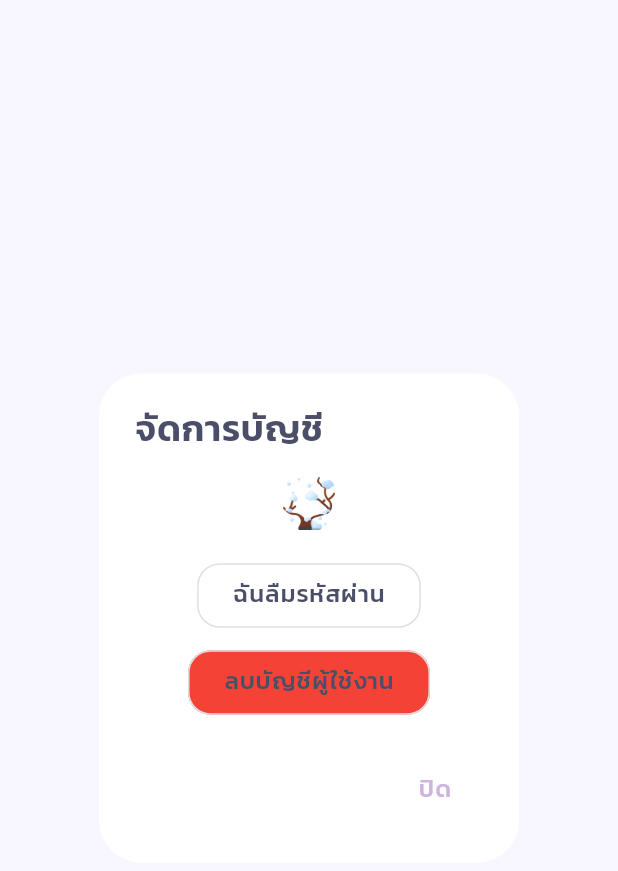
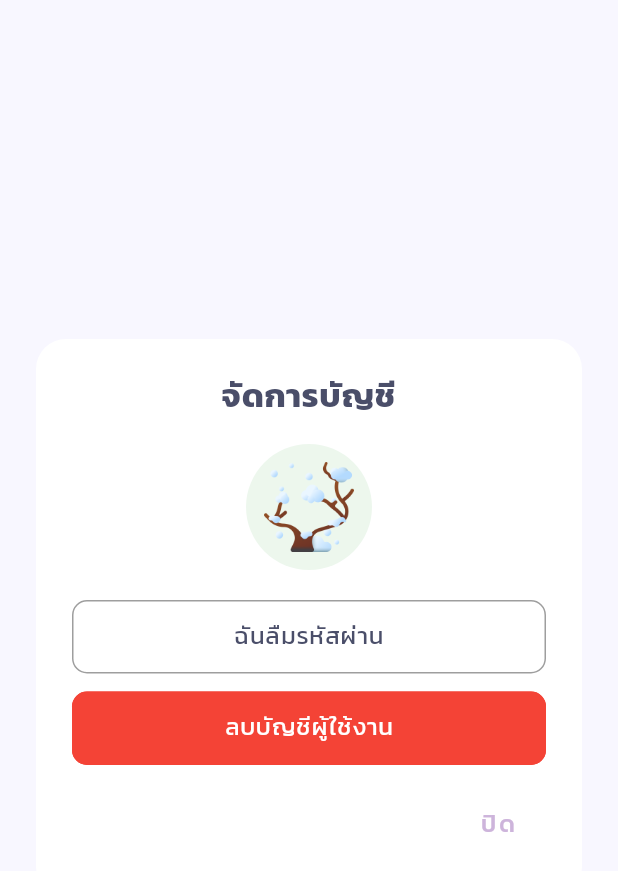
Before and after one commit to pumpkinn7/vocabtree, a Flutter app: the ManageAccountDialog widget shown alone on an empty page, opened directly with empty values, on a phone screen of 412 x 824 dp. Shown: the top 871 px of the screen. Run offline on Flutter 3.47's test engine with Material 3 defaults, Android fonts, the phone set to English and light mode, and no system bars; our stand-ins replace card_swiper, cloud_firestore, firebase_auth, firebase_core, firebase_storage, fl_chart and 5 more; missing offline and left inert: day_night_switcher, flutter_bootstrap, translator; accounts and stored records are empty.

Commit message:
ProfileScreen all done

```diff
--- a/lib/features/profile/widgets/dialogs/manage_account_dialog.dart
+++ b/lib/features/profile/widgets/dialogs/manage_account_dialog.dart
@@ -2,54 +2,121 @@ import 'package:flutter/material.dart';
 import 'package:vocabtree/core/theme/text_styles.dart';
 
 class ManageAccountDialog extends StatelessWidget {
-  final VoidCallback onResetPassword;
-  final VoidCallback onDeleteAccount;
+  final VoidCallback onResetPasswordPressed;
+  final VoidCallback onDeleteAccountPressed;
 
   const ManageAccountDialog({
     super.key,
-    required this.onResetPassword,
-    required this.onDeleteAccount,
+    required this.onResetPasswordPressed,
+    required this.onDeleteAccountPressed,
   });
 
   @override
   Widget build(BuildContext context) {
-    return AlertDialog(
-      title: Text('จัดการบัญชี', style: AppTextStyles.headline),
-      content: Column(
+    return Dialog(
+      shape: RoundedRectangleBorder(
+        borderRadius: BorderRadius.circular(20),
+      ),
+      insetPadding:
+          const EdgeInsets.symmetric(horizontal: 24.0, vertical: 24.0),
+      child: IntrinsicHeight(
+        child: ConstrainedBox(
+          constraints: const BoxConstraints(maxWidth: 400),
+          child: Padding(
+            padding: const EdgeInsets.all(24.0),
+            child: Column(
               mainAxisSize: MainAxisSize.min,
               children: [
-          Image.asset(
+                // ส่วนหัว dialog
+                const Text(
+                  'จัดการบัญชี',
+                  style: TextStyle(
+                    fontSize: 22,
+                    fontWeight: FontWeight.bold,
+                  ),
+                  textAlign: TextAlign.center,
+                ),
+
+                // รูปภาพ
+                Padding(
+                  padding: const EdgeInsets.symmetric(vertical: 20.0),
+                  child: Container(
+                    padding: const EdgeInsets.all(12),
+                    decoration: BoxDecoration(
+                      color: Colors.green.withOpacity(0.1),
+                      shape: BoxShape.circle,
+                    ),
+                    child: Image.asset(
                       'assets/images/tree_6977598.png',
-            width: 35,
-            height: 35,
+                      width: 60,
+                      height: 60,
                     ),
-          const SizedBox(height: 20),
-          ElevatedButton(
-            onPressed: () {
-              Navigator.of(context).pop();
-              onResetPassword();
-            },
-            child: Text('ฉันลืมรหัสผ่าน', style: AppTextStyles.label),
                   ),
-          const SizedBox(height: 10),
-          ElevatedButton(
-            onPressed: () {
-              Navigator.of(context).pop();
-              onDeleteAccount();
-            },
-            style: ElevatedButton.styleFrom(
-              backgroundColor: Colors.red,
                 ),
-            child: Text('ลบบัญชีผู้ใช้งาน', style: AppTextStyles.label),
+
+                // ปุ่มลืมรหัสผ่าน
+                Padding(
+                  padding: const EdgeInsets.only(bottom: 12.0),
+                  child: SizedBox(
+                    width: double.infinity,
+                    child: _buildButton('ฉันลืมรหัสผ่าน',
+                        onPressed: onResetPasswordPressed),
+                  ),
+                ),
+
+                // ปุ่มลบบัญชี
+                SizedBox(
+                  width: double.infinity,
+                  child: _buildRedButton('ลบบัญชีผู้ใช้งาน',
+                      onPressed: onDeleteAccountPressed),
+                ),
+
+                // ปุ่มปิด - อยู่ด้านล่างขวา
+                Align(
+                  alignment: Alignment.centerRight,
+                  child: Padding(
+                    padding: const EdgeInsets.only(top: 16.0),
+                    child: TextButton(
+                      onPressed: () => Navigator.of(context).pop(),
+                      child: const Text('ปิด'),
+                    ),
+                  ),
                 ),
               ],
             ),
-      actions: <Widget>[
-        TextButton(
-          child: Text('ปิด', style: AppTextStyles.label),
-          onPressed: () => Navigator.of(context).pop(),
           ),
-      ],
+        ),
+      ),
+    );
+  }
+
+  Widget _buildButton(String label, {required VoidCallback onPressed}) {
+    return ElevatedButton(
+      style: ElevatedButton.styleFrom(
+        padding: const EdgeInsets.symmetric(vertical: 15),
+        shape: RoundedRectangleBorder(
+          borderRadius: BorderRadius.circular(10),
+          side: const BorderSide(color: Colors.grey),
+        ),
+      ),
+      onPressed: onPressed,
+      child: Text(label, style: AppTextStyles.inputText),
+    );
+  }
+
+  Widget _buildRedButton(String label, {required VoidCallback onPressed}) {
+    return ElevatedButton(
+      style: ElevatedButton.styleFrom(
+        backgroundColor: Colors.red,
+        foregroundColor: Colors.white,
+        padding: const EdgeInsets.symmetric(vertical: 15),
+        shape: RoundedRectangleBorder(
+          borderRadius: BorderRadius.circular(10),
+          side: const BorderSide(color: Colors.red),
+        ),
+      ),
+      onPressed: onPressed,
+      child: Text(label, style: AppTextStyles.inputText),
     );
   }
 }
```
Also changed, not shown: lib/features/profile/screens/profile_screen.dart (+6 -33 lines). Lines whose indentation alone changed are shown as unchanged.
